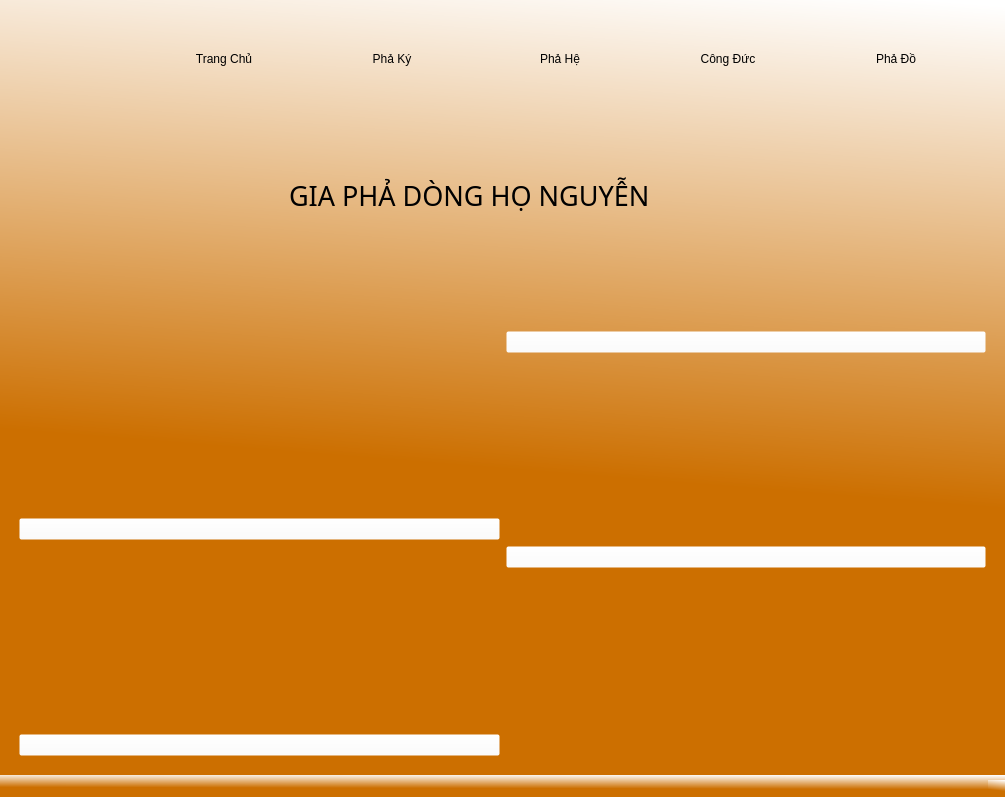
Above: Home.ui from haintvietnam/project before the change. Below: the same form after it.
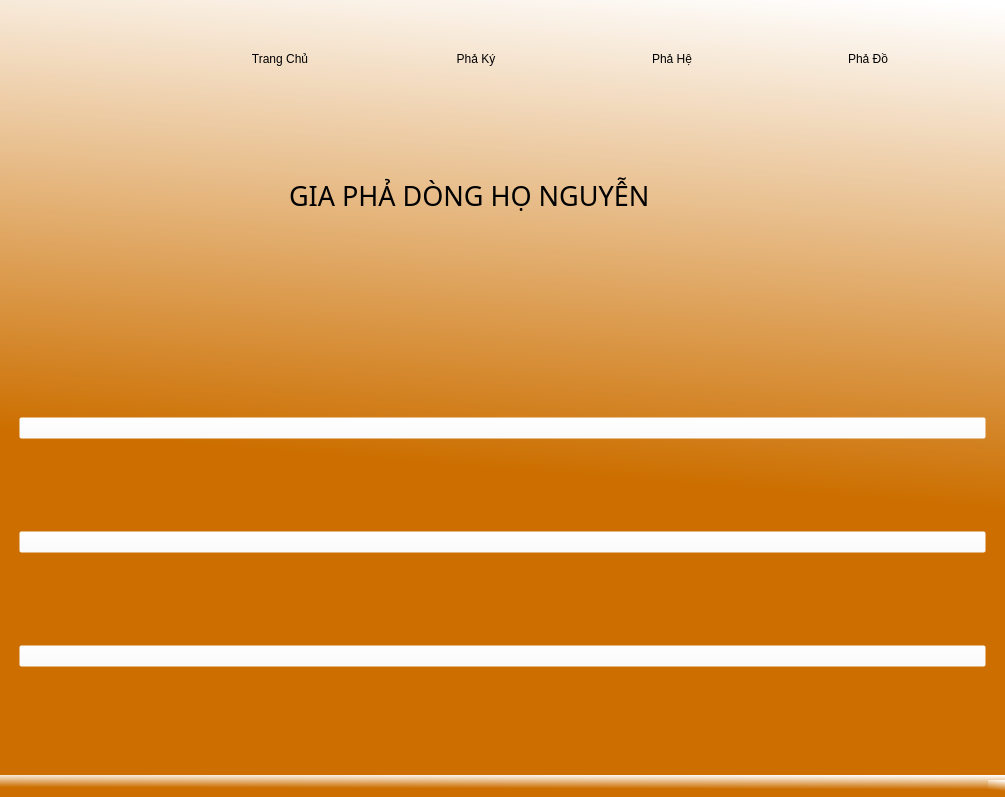
That is the form after the change. Icons and pictures are not drawn.

The edit to the form file:
```diff
--- a/Home.ui
+++ b/Home.ui
@@ -232,55 +232,6 @@
          </layout>
         </widget>
        </item>
-       <item>
-        <widget class="QFrame" name="cong_duc_1">
-         <property name="minimumSize">
-          <size>
-           <width>0</width>
-           <height>0</height>
-          </size>
-         </property>
-         <property name="maximumSize">
-          <size>
-           <width>150</width>
-           <height>100</height>
-          </size>
-         </property>
-         <property name="cursor">
-          <cursorShape>PointingHandCursor</cursorShape>
-         </property>
-         <property name="styleSheet">
-          <string notr="true">QWidget{
-background-color: rgb(255, 255, 255, 0);
-border-radius: 15px;
-}
-QWidget:hover{
-
-border-radius: 15px;
-	background-color: rgb(236, 150, 30);
-}</string>
-         </property>
-         <property name="frameShape">
-          <enum>QFrame::StyledPanel</enum>
-         </property>
-         <property name="frameShadow">
-          <enum>QFrame::Raised</enum>
-         </property>
-         <layout class="QHBoxLayout" name="horizontalLayout_5">
-          <item>
-           <widget class="QPushButton" name="pushButton_8">
-            <property name="text">
-             <string>Công Đức</string>
-            </property>
-            <property name="icon">
-             <iconset>
-              <normaloff>imgs/pngtree-office-paper-icon-design-png-image_4743379.jpg</normaloff>imgs/pngtree-office-paper-icon-design-png-image_4743379.jpg</iconset>
-            </property>
-           </widget>
-          </item>
-         </layout>
-        </widget>
-       </item>
        <item>
         <widget class="QFrame" name="pha_do_1">
          <property name="minimumSize">
@@ -434,28 +385,8 @@
       <property name="frameShadow">
        <enum>QFrame::Raised</enum>
       </property>
-      <layout class="QGridLayout" name="gridLayout">
-       <item row="0" column="0" rowspan="2">
-        <widget class="QPushButton" name="cong_duc_2">
-         <property name="cursor">
-          <cursorShape>PointingHandCursor</cursorShape>
-         </property>
-         <property name="text">
-          <string/>
-         </property>
-         <property name="icon">
-          <iconset>
-           <normaloff>imgs/icon_công_đức.png</normaloff>imgs/icon_công_đức.png</iconset>
-         </property>
-         <property name="iconSize">
-          <size>
-           <width>500</width>
-           <height>500</height>
-          </size>
-         </property>
-        </widget>
-       </item>
-       <item row="0" column="1">
+      <layout class="QVBoxLayout" name="verticalLayout_2">
+       <item>
         <widget class="QPushButton" name="pha_do_2">
          <property name="cursor">
           <cursorShape>PointingHandCursor</cursorShape>
@@ -475,7 +406,7 @@
          </property>
         </widget>
        </item>
-       <item row="1" column="1" rowspan="2">
+       <item>
         <widget class="QPushButton" name="pha_ky_2">
          <property name="cursor">
           <cursorShape>PointingHandCursor</cursorShape>
@@ -495,7 +426,7 @@
          </property>
         </widget>
        </item>
-       <item row="2" column="0">
+       <item>
         <widget class="QPushButton" name="pha_he_2">
          <property name="cursor">
           <cursorShape>PointingHandCursor</cursorShape>
```
